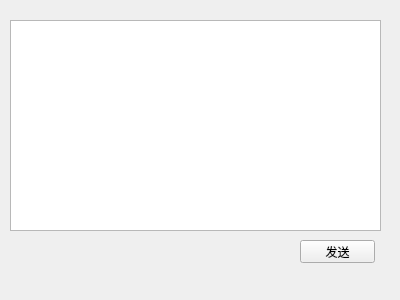
Qt form mainwindow.ui (ssdut153/testClient) before a commit.
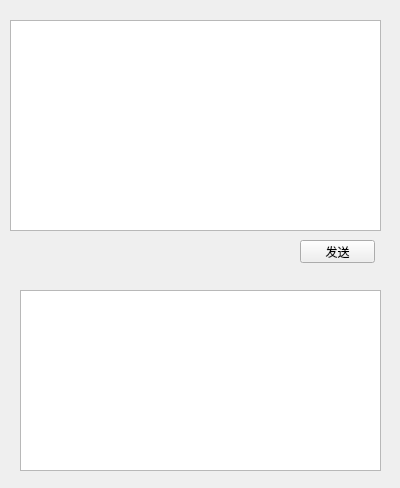
The same form after that commit.

The edit to the form file:
```diff
--- a/mainwindow.ui
+++ b/mainwindow.ui
@@ -7,7 +7,7 @@
     <x>0</x>
     <y>0</y>
     <width>400</width>
-    <height>300</height>
+    <height>488</height>
    </rect>
   </property>
   <property name="windowTitle">
@@ -37,6 +37,19 @@
      </rect>
     </property>
    </widget>
+   <widget class="QTextEdit" name="textEdit_2">
+    <property name="geometry">
+     <rect>
+      <x>20</x>
+      <y>290</y>
+      <width>361</width>
+      <height>181</height>
+     </rect>
+    </property>
+    <property name="readOnly">
+     <bool>true</bool>
+    </property>
+   </widget>
   </widget>
  </widget>
  <layoutdefault spacing="6" margin="11"/>
```
